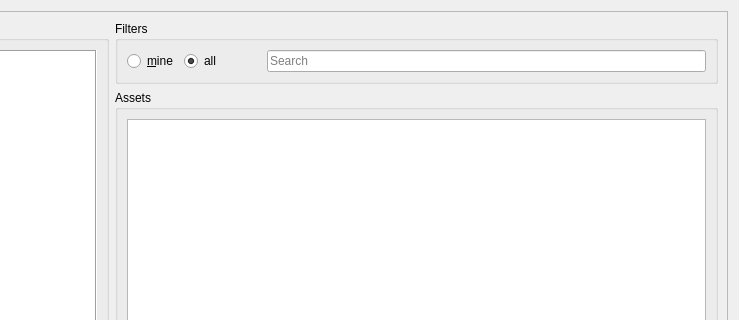
Before: the Qt Designer form ui_files/rbhus_clone.ui in sanath111/rbhus_clone, drawn with Qt 5; both pictures show x 312 to 1051 and y 0 to 320 of the 1051 by 604 pixel window.
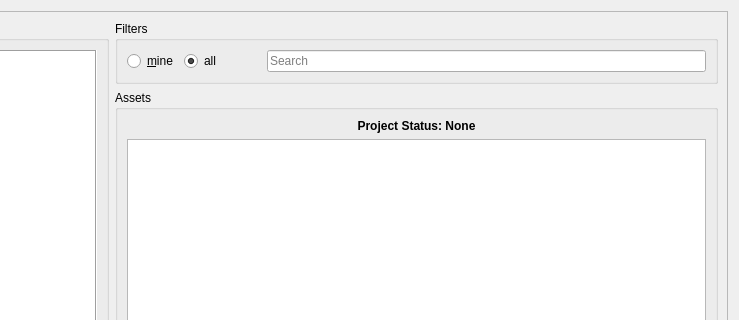
After: the same form once the commit is applied.

Diff of the .ui file:
```diff
--- a/ui_files/rbhus_clone.ui
+++ b/ui_files/rbhus_clone.ui
@@ -265,7 +265,7 @@
          <string>Assets</string>
         </property>
         <layout class="QGridLayout" name="gridLayout">
-         <item row="0" column="0">
+         <item row="1" column="0">
           <widget class="QListWidget" name="listWidgetAssets">
            <property name="sizePolicy">
             <sizepolicy hsizetype="MinimumExpanding" vsizetype="MinimumExpanding">
@@ -341,6 +341,22 @@
            </property>
           </widget>
          </item>
+         <item row="0" column="0">
+          <widget class="QLabel" name="statusLabel">
+           <property name="font">
+            <font>
+             <weight>75</weight>
+             <bold>true</bold>
+            </font>
+           </property>
+           <property name="text">
+            <string>Project Status: None</string>
+           </property>
+           <property name="alignment">
+            <set>Qt::AlignCenter</set>
+           </property>
+          </widget>
+         </item>
         </layout>
        </widget>
       </item>
```
